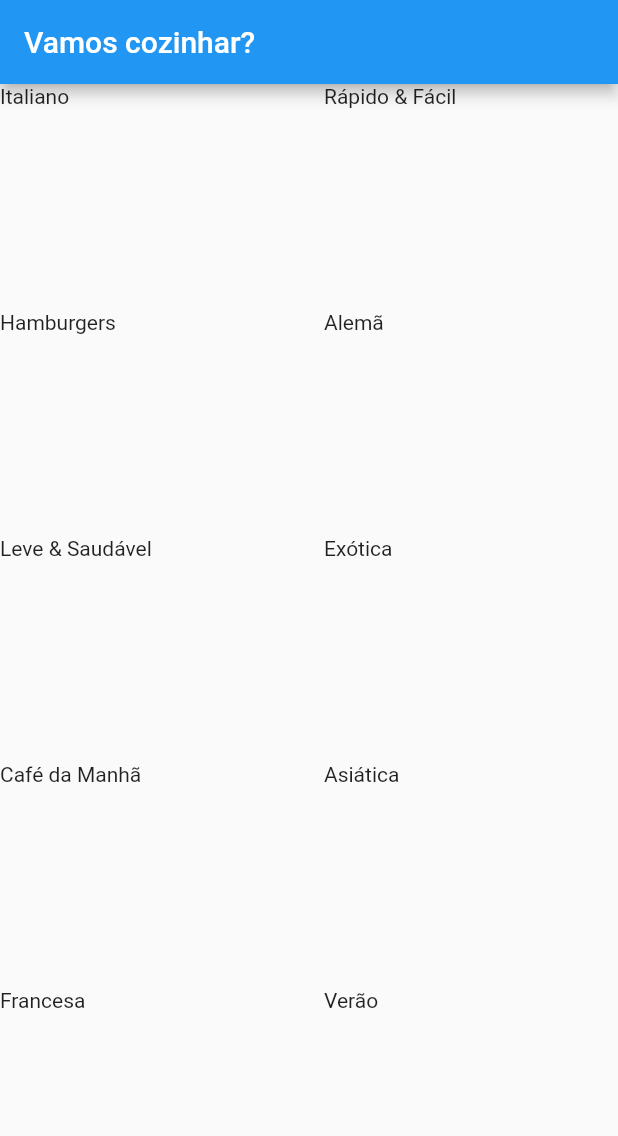
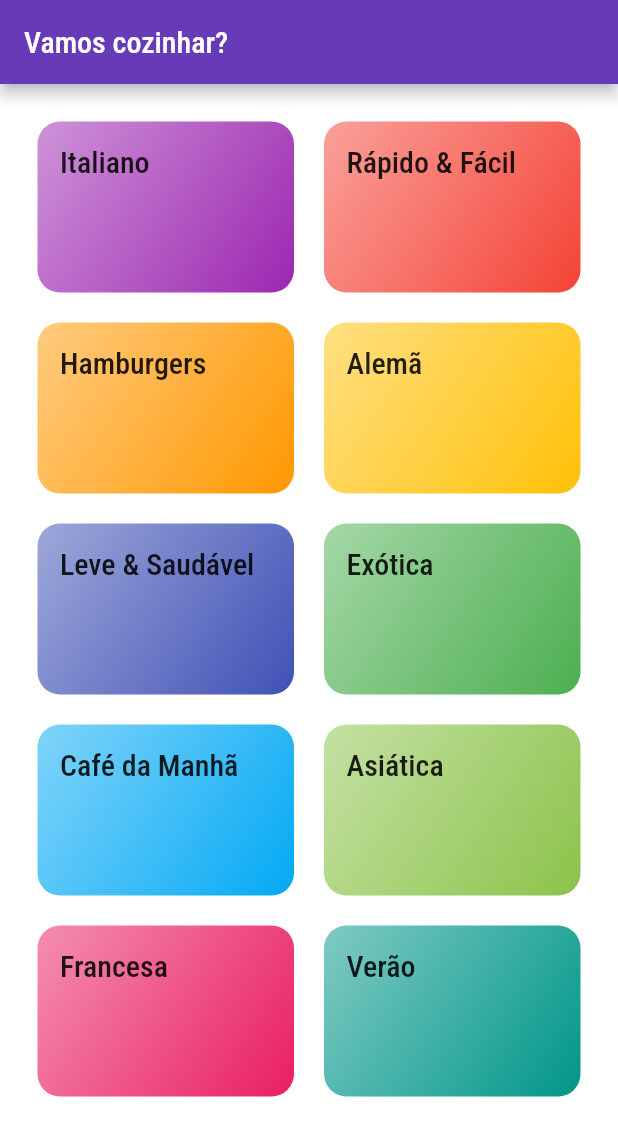
Before and after one commit to LucianaNDCazzo/Flutter, a Flutter app: the screen it shows after launch, on a phone screen of 412 x 824 dp. Shown: the top 1136 px of the screen. Run offline on Flutter 3.47's test engine with Material 2 defaults, Android fonts, the phone set to English and light mode, and no system bars.

Commit message:
S7_184
style

```diff
--- a/meals/lib/components/category_item.dart
+++ b/meals/lib/components/category_item.dart
@@ -1,14 +1,45 @@
 import 'package:flutter/material.dart';
 import 'package:meals/models/category.dart';
+import 'package:meals/screens/categories_meals_screen.dart';
 
 class CategoryItem extends StatelessWidget {
   final Category category;
   const CategoryItem({super.key, required this.category});
 
+  void _selectCategory(BuildContext context) {
+    Navigator.of(context).push(
+      MaterialPageRoute(
+        builder: (_) {
+          return CategoriesMealsScreen(category);
+        },
+      ),
+    );
+  }
+
   @override
   Widget build(BuildContext context) {
-    return Container(
-      child: Text(category.title),
+    return InkWell(
+      onTap: () => _selectCategory(context),
+      borderRadius: BorderRadius.circular(15),
+      splashColor: Theme.of(context).primaryColor,
+      child: Container(
+        padding: const EdgeInsets.all(15),
+        decoration: BoxDecoration(
+          borderRadius: BorderRadius.circular(15),
+          gradient: LinearGradient(
+            colors: [
+              category.color.withOpacity(0.5),
+              category.color,
+            ],
+            begin: Alignment.topLeft,
+            end: Alignment.bottomRight,
+          ),
+        ),
+        child: Text(
+          category.title,
+          style: Theme.of(context).textTheme.titleLarge,
+        ),
+      ),
     );
   }
 }
--- a/meals/lib/main.dart
+++ b/meals/lib/main.dart
@@ -12,7 +12,16 @@ class MyApp extends StatelessWidget {
     return MaterialApp(
       title: 'Vamos cozinhar?',
       theme: ThemeData(
-        primarySwatch: Colors.blue,
+        colorScheme: ColorScheme.fromSwatch(primarySwatch: Colors.deepPurple)
+            .copyWith(secondary: Colors.deepPurpleAccent),
+        fontFamily: 'Raleway',
+        canvasColor: Colors.white,
+        textTheme: ThemeData.light().textTheme.copyWith(
+              titleLarge: const TextStyle(
+                fontSize: 20,
+                fontFamily: 'RobotoCondensed',
+              ),
+            ),
       ),
       home: CategoriesScreen(),
     );
--- a/meals/lib/screens/categories_screen.dart
+++ b/meals/lib/screens/categories_screen.dart
@@ -9,9 +9,10 @@ class CategoriesScreen extends StatelessWidget {
   Widget build(BuildContext context) {
     return Scaffold(
       appBar: AppBar(
-        title: Text('Vamos cozinhar?'),
+        title: const Text('Vamos cozinhar?'),
       ),
       body: GridView(
+        padding: const EdgeInsetsDirectional.all(25),
         gridDelegate: const SliverGridDelegateWithMaxCrossAxisExtent(
           maxCrossAxisExtent: 200,
           childAspectRatio: 3 / 2,
```
Also changed, not shown: meals/lib/screens/categories_meals_screen.dart (added, +19 -0 lines), meals/pubspec.yaml (+19 -10 lines), meals/assets/fonts/Raleway-Black.ttf (added), meals/assets/fonts/Raleway-Bold.ttf (added), meals/assets/fonts/Raleway-Regular.ttf (added), meals/assets/fonts/RobotoCondensed-Bold.ttf (added), meals/assets/fonts/RobotoCondensed-Italic.ttf (added), meals/assets/fonts/RobotoCondensed-Light.ttf (added), meals/assets/fonts/RobotoCondensed-Regular.ttf (added).
